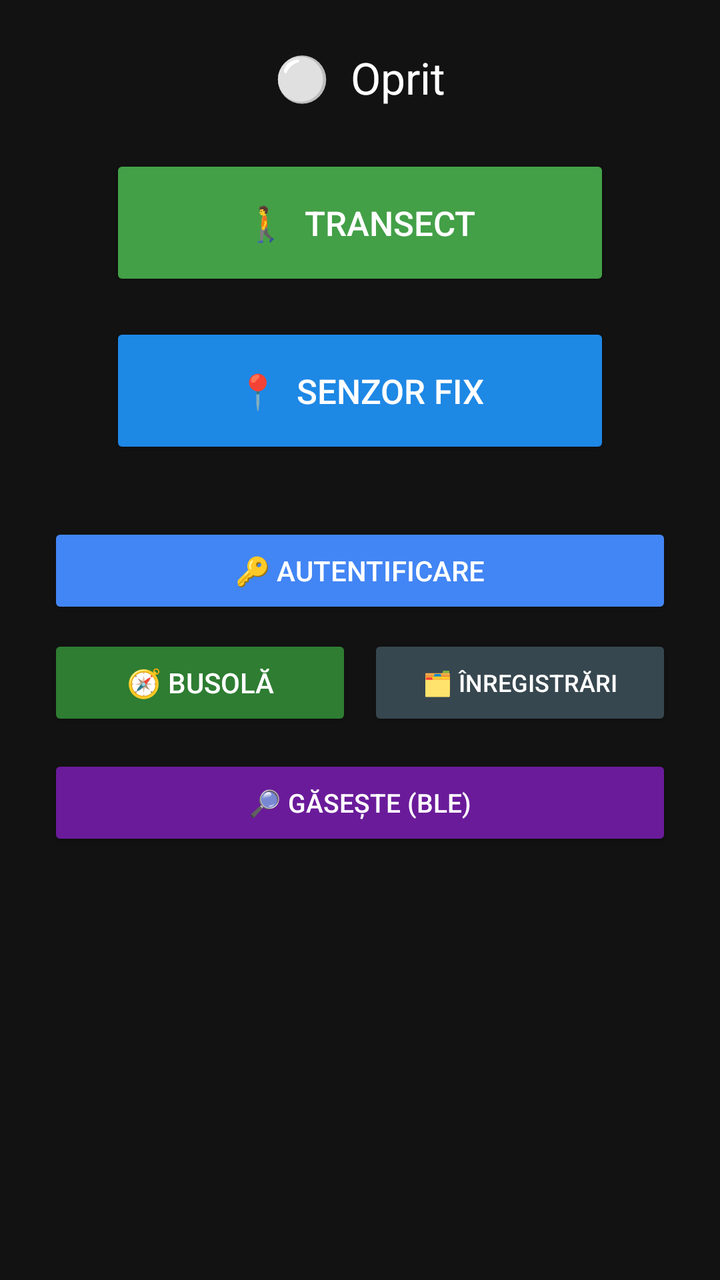
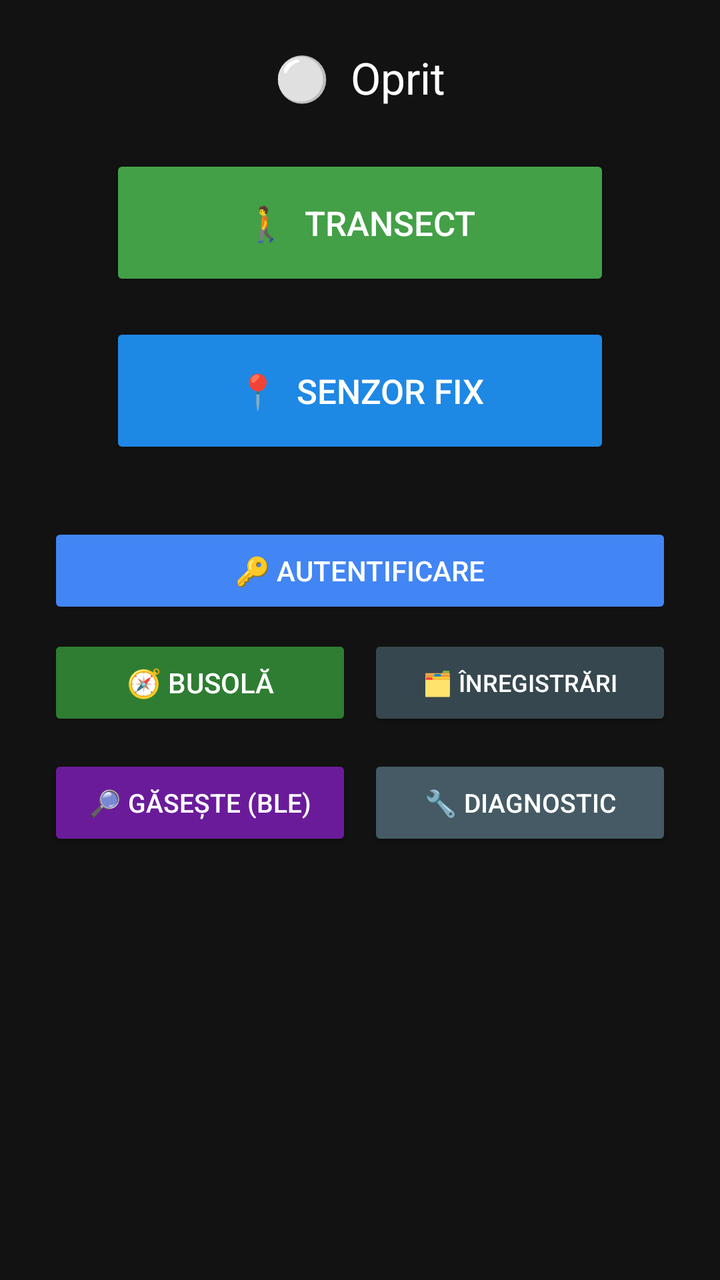

Before-and-after screenshots of an Android layout around one commit, followed by the original layout XML and the change that was made.
<!-- AndroidManifest.xml: application theme Theme.AppCompat.DayNight.NoActionBar -->
<!-- res/layout/activity_main.xml -->
<?xml version="1.0" encoding="utf-8"?>
<LinearLayout xmlns:android="http://schemas.android.com/apk/res/android"
    android:layout_width="match_parent"
    android:layout_height="match_parent"
    android:orientation="vertical"
    android:gravity="center_horizontal"
    android:padding="24dp"
    android:background="#121212">

    <TextView
        android:id="@+id/tvStatus"
        android:layout_width="wrap_content"
        android:layout_height="wrap_content"
        android:text="⚪  Oprit"
        android:textSize="22sp"
        android:textColor="#FFFFFF"
        android:layout_marginBottom="24dp"/>

    
    <Button
        android:id="@+id/btnStartStop"
        android:layout_width="160dp"
        android:layout_height="160dp"
        android:text="⏹  STOP"
        android:textSize="18sp"
        android:textColor="#FFFFFF"
        android:visibility="gone"
        android:layout_marginBottom="16dp"/>

    
    <Button
        android:id="@+id/btnTrackMap"
        android:layout_width="250dp"
        android:layout_height="52dp"
        android:text="🗺  TRASEU PE HARTĂ"
        android:textSize="15sp"
        android:textColor="#FFFFFF"
        android:backgroundTint="#00695C"
        android:visibility="gone"
        android:layout_marginBottom="32dp"/>

    
    <LinearLayout
        android:id="@+id/startButtonsRow"
        android:layout_width="wrap_content"
        android:layout_height="wrap_content"
        android:orientation="vertical"
        android:gravity="center"
        android:layout_marginBottom="32dp">

        <Button
            android:id="@+id/btnTransect"
            android:layout_width="250dp"
            android:layout_height="68dp"
            android:text="🚶  TRANSECT"
            android:textSize="17sp"
            android:textColor="#FFFFFF"
            android:backgroundTint="#43A047"
            android:layout_marginBottom="16dp"/>

        <Button
            android:id="@+id/btnFixedSensor"
            android:layout_width="250dp"
            android:layout_height="68dp"
            android:text="📍  SENZOR FIX"
            android:textSize="17sp"
            android:textColor="#FFFFFF"
            android:backgroundTint="#1E88E5"/>
    </LinearLayout>

    <LinearLayout
        android:layout_width="match_parent"
        android:layout_height="wrap_content"
        android:orientation="horizontal"
        android:gravity="center"
        android:layout_marginBottom="8dp">

        <Button
            android:id="@+id/btnAuth"
            android:layout_width="0dp"
            android:layout_height="48dp"
            android:layout_weight="1"
            android:text="🔑 AUTENTIFICARE"
            android:textSize="14sp"
            android:textColor="#FFFFFF"
            android:backgroundTint="#4285F4"/>

    </LinearLayout>

    <LinearLayout
        android:layout_width="match_parent"
        android:layout_height="wrap_content"
        android:orientation="horizontal"
        android:gravity="center"
        android:layout_marginBottom="12dp">

        <Button
            android:id="@+id/btnCompass"
            android:layout_width="0dp"
            android:layout_height="48dp"
            android:layout_weight="1"
            android:text="🧭 BUSOLĂ"
            android:textSize="14sp"
            android:textColor="#FFFFFF"
            android:backgroundTint="#2E7D32"
            android:layout_marginEnd="8dp"/>

        <Button
            android:id="@+id/btnRecordings"
            android:layout_width="0dp"
            android:layout_height="48dp"
            android:layout_weight="1"
            android:text="🗂 ÎNREGISTRĂRI"
            android:textSize="12sp"
            android:textColor="#FFFFFF"
            android:backgroundTint="#37474F"/>

    </LinearLayout>

    <LinearLayout
        android:layout_width="match_parent"
        android:layout_height="wrap_content"
        android:orientation="horizontal"
        android:gravity="center"
        android:layout_marginBottom="12dp">

        <Button
            android:id="@+id/btnFindSensor"
            android:layout_width="0dp"
            android:layout_height="48dp"
            android:layout_weight="1"
            android:text="🔎 GĂSEȘTE (BLE)"
            android:textSize="13sp"
            android:textColor="#FFFFFF"
            android:backgroundTint="#6A1B9A"/>

    </LinearLayout>

    <TextView
        android:id="@+id/tvUploadStatus"
        android:layout_width="match_parent"
        android:layout_height="wrap_content"
        android:text=""
        android:textSize="12sp"
        android:textColor="#90CAF9"
        android:gravity="center"
        android:lineSpacingExtra="3dp"
        android:layout_marginBottom="16dp"/>

    <TextView
        android:id="@+id/tvPath"
        android:layout_width="match_parent"
        android:layout_height="wrap_content"
        android:text=""
        android:textSize="10sp"
        android:textColor="#555555"
        android:gravity="center"
        android:lineSpacingExtra="3dp"/>

</LinearLayout>
<!-- resources referenced by this layout -->
<resources>

</resources>

<!-- the commit's change to res/layout/activity_main.xml (unified diff, before → after) -->
@@ -132,7 +132,18 @@
             android:text="🔎 GĂSEȘTE (BLE)"
             android:textSize="13sp"
             android:textColor="#FFFFFF"
-            android:backgroundTint="#6A1B9A"/>
+            android:backgroundTint="#6A1B9A"
+            android:layout_marginEnd="8dp"/>
+
+        <Button
+            android:id="@+id/btnDiagnostic"
+            android:layout_width="0dp"
+            android:layout_height="48dp"
+            android:layout_weight="1"
+            android:text="🔧 DIAGNOSTIC"
+            android:textSize="13sp"
+            android:textColor="#FFFFFF"
+            android:backgroundTint="#455A64"/>
 
     </LinearLayout>
 
